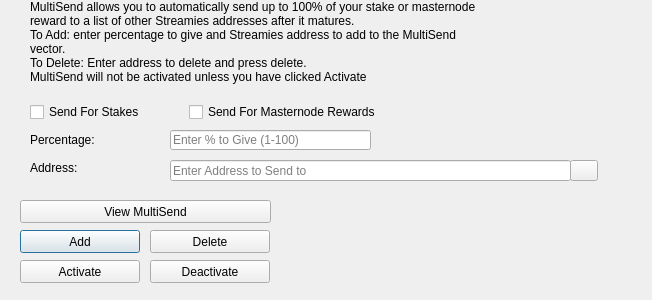
This is src/qt/forms/multisenddialog.ui in cryptopool-builders/Streamies as Qt 5 draws it before an edit. The edited form follows.
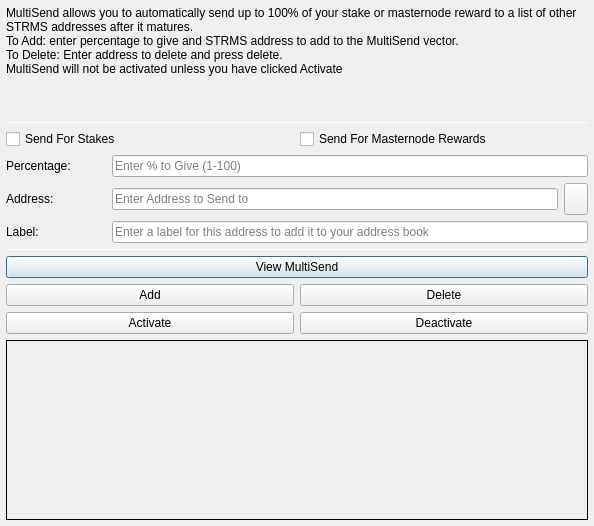
This is the edited form. Icons and pictures are not drawn.

What changed in the file:
```diff
--- a/src/qt/forms/multisenddialog.ui
+++ b/src/qt/forms/multisenddialog.ui
@@ -9,22 +9,97 @@
    <rect>
     <x>0</x>
     <y>0</y>
-    <width>652</width>
-    <height>300</height>
+    <width>594</width>
+    <height>526</height>
    </rect>
   </property>
   <property name="windowTitle">
    <string>MultiSend</string>
   </property>
+  <layout class="QVBoxLayout" name="verticalLayout" stretch="0">
+   <property name="margin">
+    <number>6</number>
+   </property>
+   <item>
+    <layout class="QVBoxLayout" name="verticalLayout_Main" stretch="1,1,1,0,1,1,1">
+     <item>
+      <widget class="QLabel" name="label_2">
+       <property name="lineWidth">
+        <number>1</number>
+       </property>
+       <property name="text">
+        <string>MultiSend allows you to automatically send up to 100% of your stake or masternode reward to a list of other STRMS addresses after it matures.
+To Add: enter percentage to give and STRMS address to add to the MultiSend vector.
+To Delete: Enter address to delete and press delete.
+MultiSend will not be activated unless you have clicked Activate</string>
+       </property>
+       <property name="alignment">
+        <set>Qt::AlignLeading|Qt::AlignLeft|Qt::AlignTop</set>
+       </property>
+       <property name="wordWrap">
+        <bool>true</bool>
+       </property>
+      </widget>
+     </item>
+     <item>
+      <widget class="Line" name="line">
+       <property name="minimumSize">
+        <size>
+         <width>0</width>
+         <height>1</height>
+        </size>
+       </property>
+       <property name="maximumSize">
+        <size>
+         <width>16777215</width>
+         <height>1</height>
+        </size>
+       </property>
+       <property name="orientation">
+        <enum>Qt::Horizontal</enum>
+       </property>
+      </widget>
+     </item>
+     <item>
+      <layout class="QVBoxLayout" name="verticalLayout_Settings">
+       <item>
+        <layout class="QHBoxLayout" name="horizontalLayout">
+         <item>
+          <widget class="QCheckBox" name="multiSendStakeCheckBox">
+           <property name="text">
+            <string>Send For Stakes</string>
+           </property>
+          </widget>
+         </item>
+         <item>
+          <widget class="QCheckBox" name="multiSendMasternodeCheckBox">
+           <property name="text">
+            <string>Send For Masternode Rewards</string>
+           </property>
+          </widget>
+         </item>
+        </layout>
+       </item>
+       <item>
+        <layout class="QHBoxLayout" name="horizontalLayout_6">
+         <item>
+          <widget class="QLabel" name="label">
+           <property name="minimumSize">
+            <size>
+             <width>100</width>
+             <height>0</height>
+            </size>
+           </property>
+           <property name="toolTip">
+            <string>Percentage of stake to send</string>
+           </property>
+           <property name="text">
+            <string>Percentage:</string>
+           </property>
+          </widget>
+         </item>
+         <item>
   <widget class="QLineEdit" name="multiSendPercentEdit">
-   <property name="geometry">
-    <rect>
-     <x>170</x>
-     <y>130</y>
-     <width>201</width>
-     <height>20</height>
-    </rect>
-   </property>
    <property name="toolTip">
     <string>Enter whole numbers 1 - 100</string>
    </property>
@@ -32,15 +107,29 @@
     <string>Enter % to Give (1-100)</string>
    </property>
   </widget>
+         </item>
+        </layout>
+       </item>
+       <item>
+        <layout class="QHBoxLayout" name="horizontalLayout_7">
+         <item>
+          <widget class="QLabel" name="label_5">
+           <property name="minimumSize">
+            <size>
+             <width>100</width>
+             <height>0</height>
+            </size>
+           </property>
+           <property name="toolTip">
+            <string>Address to send portion of stake to</string>
+           </property>
+           <property name="text">
+            <string>Address:</string>
+           </property>
+          </widget>
+         </item>
+         <item>
   <widget class="QLineEdit" name="multiSendAddressEdit">
-   <property name="geometry">
-    <rect>
-     <x>170</x>
-     <y>160</y>
-     <width>401</width>
-     <height>21</height>
-    </rect>
-   </property>
    <property name="toolTip">
     <string/>
    </property>
@@ -48,87 +137,14 @@
     <string>Enter Address to Send to</string>
    </property>
   </widget>
-  <widget class="QLabel" name="label_2">
-   <property name="geometry">
-    <rect>
-     <x>30</x>
-     <y>0</y>
-     <width>451</width>
-     <height>121</height>
-    </rect>
-   </property>
-   <property name="lineWidth">
-    <number>1</number>
-   </property>
-   <property name="text">
-    <string>MultiSend allows you to automatically send up to 100% of your stake or masternode reward to a list of other Streamies addresses after it matures.
-To Add: enter percentage to give and Streamies address to add to the MultiSend vector.
-To Delete: Enter address to delete and press delete.
-MultiSend will not be activated unless you have clicked Activate</string>
-   </property>
-   <property name="alignment">
-    <set>Qt::AlignLeading|Qt::AlignLeft|Qt::AlignTop</set>
-   </property>
-   <property name="wordWrap">
-    <bool>true</bool>
-   </property>
-  </widget>
-  <widget class="QLabel" name="message">
-   <property name="geometry">
-    <rect>
-     <x>290</x>
-     <y>200</y>
-     <width>351</width>
-     <height>91</height>
-    </rect>
-   </property>
-   <property name="text">
-    <string/>
-   </property>
-  </widget>
-  <widget class="QPushButton" name="addButton">
-   <property name="geometry">
-    <rect>
-     <x>20</x>
-     <y>230</y>
-     <width>120</width>
-     <height>23</height>
-    </rect>
-   </property>
-   <property name="toolTip">
-    <string/>
-   </property>
-   <property name="statusTip">
-    <string>Add to MultiSend Vector</string>
-   </property>
-   <property name="text">
-    <string>Add</string>
-   </property>
-  </widget>
-  <widget class="QPushButton" name="disableButton">
-   <property name="geometry">
-    <rect>
-     <x>150</x>
-     <y>260</y>
-     <width>120</width>
-     <height>23</height>
-    </rect>
-   </property>
-   <property name="statusTip">
-    <string>Deactivate MultiSend</string>
-   </property>
-   <property name="text">
-    <string>Deactivate</string>
-   </property>
-  </widget>
-  <widget class="QPushButton" name="addressBookButton">
-   <property name="geometry">
-    <rect>
-     <x>570</x>
-     <y>160</y>
-     <width>28</width>
-     <height>21</height>
-    </rect>
+         </item>
+         <item>
+          <widget class="QToolButton" name="addressBookButton">
+           <property name="maximumSize">
+            <size>
+             <width>16777215</width>
+             <height>32</height>
+            </size>
    </property>
    <property name="toolTip">
     <string>Choose an address from the address book</string>
@@ -143,51 +159,85 @@
    <property name="shortcut">
     <string>Alt+A</string>
    </property>
-   <property name="autoDefault">
-    <bool>false</bool>
-   </property>
-  </widget>
-  <widget class="QLabel" name="label">
-   <property name="geometry">
-    <rect>
-     <x>30</x>
-     <y>130</y>
-     <width>121</width>
-     <height>20</height>
-    </rect>
-   </property>
+          </widget>
+         </item>
+        </layout>
+       </item>
+      </layout>
+     </item>
+     <item>
+      <layout class="QHBoxLayout" name="horizontalLayout_3">
+       <item>
+        <widget class="QLabel" name="label_3">
+         <property name="minimumSize">
+          <size>
+           <width>100</width>
+           <height>0</height>
+          </size>
+         </property>
+         <property name="text">
+          <string>Label:</string>
+         </property>
+        </widget>
+       </item>
+       <item>
+        <widget class="QLineEdit" name="labelAddressLabelEdit">
+         <property name="placeholderText">
+          <string>Enter a label for this address to add it to your address book</string>
+         </property>
+        </widget>
+       </item>
+      </layout>
+     </item>
+     <item>
+      <widget class="Line" name="line_2">
+       <property name="minimumSize">
+        <size>
+         <width>0</width>
+         <height>1</height>
+        </size>
+       </property>
+       <property name="maximumSize">
+        <size>
+         <width>16777215</width>
+         <height>1</height>
+        </size>
+       </property>
+       <property name="orientation">
+        <enum>Qt::Horizontal</enum>
+       </property>
+      </widget>
+     </item>
+     <item>
+      <layout class="QVBoxLayout" name="verticalLayout_Buttons">
+       <item>
+        <layout class="QHBoxLayout" name="horizontalLayout_4">
+         <item>
+          <widget class="QPushButton" name="viewButton">
    <property name="toolTip">
     <string>Percentage of stake to send</string>
    </property>
    <property name="text">
-    <string>Percentage:</string>
-   </property>
-  </widget>
-  <widget class="QLabel" name="label_5">
-   <property name="geometry">
-    <rect>
-     <x>30</x>
-     <y>160</y>
-     <width>111</width>
-     <height>16</height>
-    </rect>
-   </property>
+            <string>View MultiSend</string>
+           </property>
+          </widget>
+         </item>
+        </layout>
+       </item>
+       <item>
+        <layout class="QHBoxLayout" name="horizontalLayout_2">
+         <item>
+          <widget class="QPushButton" name="addButton">
    <property name="toolTip">
     <string>Address to send portion of stake to</string>
    </property>
    <property name="text">
-    <string>Address:</string>
-   </property>
-  </widget>
+            <string>Add</string>
+           </property>
+          </widget>
+         </item>
+         <item>
   <widget class="QPushButton" name="deleteButton">
-   <property name="geometry">
-    <rect>
-     <x>150</x>
-     <y>230</y>
-     <width>120</width>
-     <height>23</height>
-    </rect>
-   </property>
    <property name="toolTip">
     <string/>
    </property>
@@ -198,15 +248,13 @@
     <string>Delete</string>
    </property>
   </widget>
+         </item>
+        </layout>
+       </item>
+       <item>
+        <layout class="QHBoxLayout" name="horizontalLayout_5">
+         <item>
   <widget class="QPushButton" name="activateButton">
-   <property name="geometry">
-    <rect>
-     <x>20</x>
-     <y>260</y>
-     <width>120</width>
-     <height>23</height>
-    </rect>
-   </property>
    <property name="statusTip">
     <string>Activate MultiSend</string>
    </property>
@@ -214,51 +262,55 @@
     <string>Activate</string>
    </property>
   </widget>
-  <widget class="QPushButton" name="viewButton">
-   <property name="geometry">
-    <rect>
-     <x>20</x>
-     <y>200</y>
-     <width>251</width>
-     <height>23</height>
-    </rect>
-   </property>
-   <property name="toolTip">
-    <string/>
-   </property>
+         </item>
+         <item>
+          <widget class="QPushButton" name="disableButton">
    <property name="statusTip">
     <string>View MultiSend Vector</string>
    </property>
    <property name="text">
-    <string>View MultiSend</string>
-   </property>
-  </widget>
-  <widget class="QWidget" name="horizontalLayoutWidget">
-   <property name="geometry">
-    <rect>
-     <x>30</x>
-     <y>100</y>
-     <width>351</width>
-     <height>24</height>
-    </rect>
-   </property>
-   <layout class="QHBoxLayout" name="horizontalLayout">
-    <item>
-     <widget class="QCheckBox" name="multiSendStakeCheckBox">
-      <property name="text">
-       <string>Send For Stakes</string>
-      </property>
-     </widget>
-    </item>
+            <string>Deactivate</string>
+           </property>
+          </widget>
+         </item>
+        </layout>
+       </item>
+      </layout>
+     </item>
     <item>
-     <widget class="QCheckBox" name="multiSendMasternodeCheckBox">
+      <widget class="QLabel" name="message">
+       <property name="minimumSize">
+        <size>
+         <width>0</width>
+         <height>180</height>
+        </size>
+       </property>
+       <property name="frameShape">
+        <enum>QFrame::Panel</enum>
+       </property>
+       <property name="frameShadow">
+        <enum>QFrame::Plain</enum>
+       </property>
+       <property name="lineWidth">
+        <number>1</number>
+       </property>
+       <property name="midLineWidth">
+        <number>1</number>
+       </property>
       <property name="text">
-       <string>Send For Masternode Rewards</string>
-      </property>
+        <string/>
+       </property>
+       <property name="alignment">
+        <set>Qt::AlignLeading|Qt::AlignLeft|Qt::AlignTop</set>
+       </property>
+       <property name="wordWrap">
+        <bool>true</bool>
+       </property>
      </widget>
     </item>
    </layout>
-  </widget>
+   </item>
+  </layout>
  </widget>
  <resources>
   <include location="../streamies.qrc"/>
```
Left out of the diff: 16 changed lines with no effect on the pictures. Lines whose indentation alone changed are shown as unchanged.
